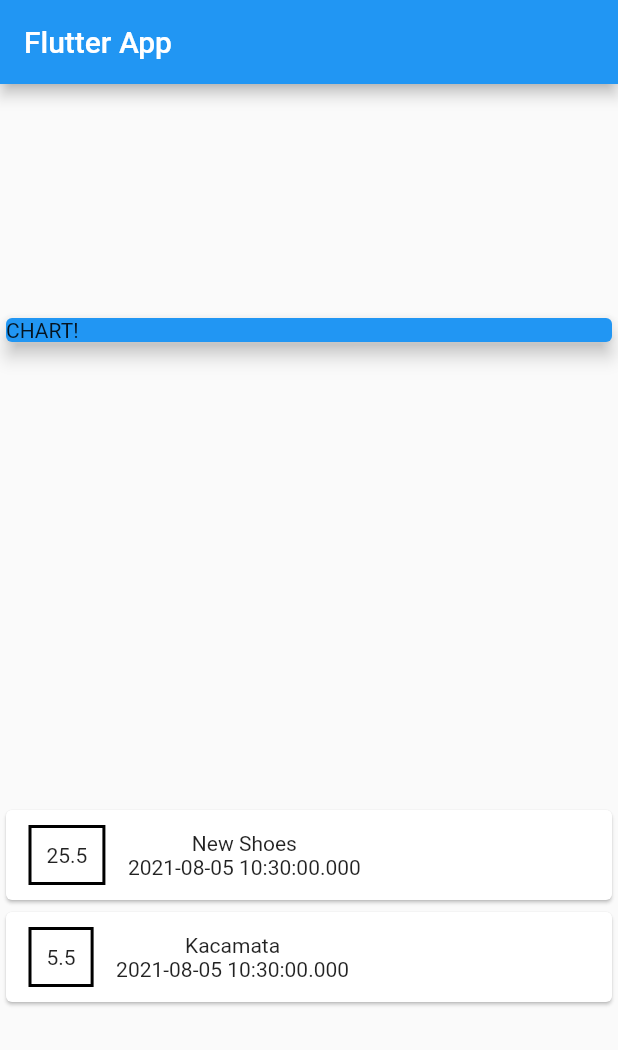
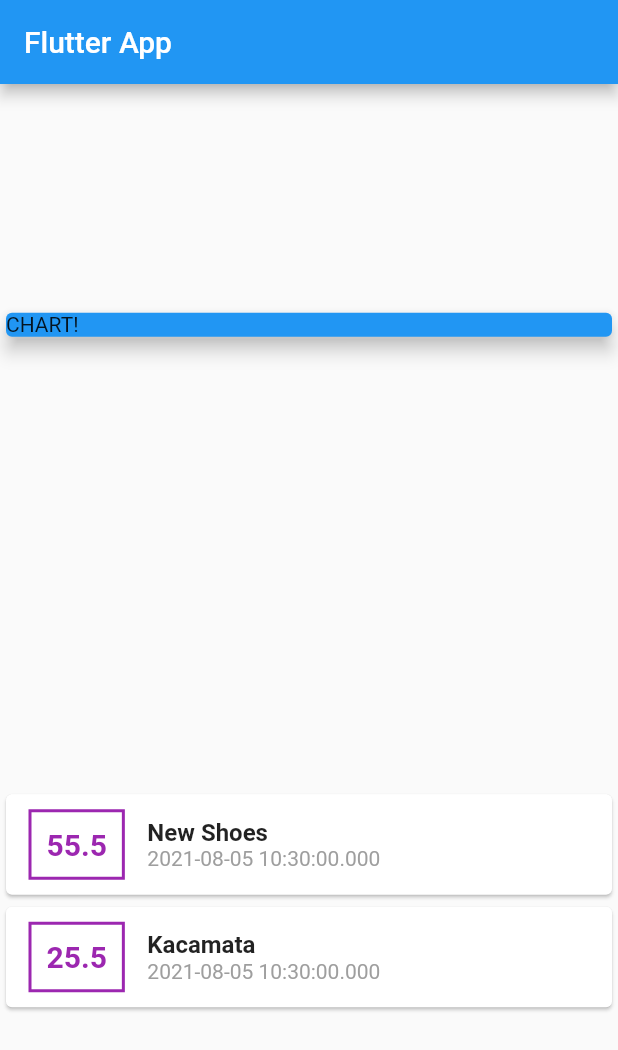
Before and after one commit to mahendraiqbal/aplikasi_pertama, a Flutter app: the screen it shows after launch, on a phone screen of 412 x 824 dp. Shown: the top 1050 px of the screen. Run offline on Flutter 3.47's test engine with Material 2 defaults, Android fonts, the phone set to English and light mode, and no system bars.

Commit message:
styleing text

```diff
--- a/lib/main.dart
+++ b/lib/main.dart
@@ -19,13 +19,13 @@ class MyHomePage extends StatelessWidget {
     Transaction(
       id: 't1',
       title: 'New Shoes',
-      amount: 25.5,
+      amount: 55.5,
       date: DateTime.now(),
     ),
     Transaction(
       id: 't2',
       title: 'Kacamata',
-      amount: 5.5,
+      amount: 25.5,
       date: DateTime.now(),
     ),
   ];
@@ -58,20 +58,33 @@ class MyHomePage extends StatelessWidget {
                           EdgeInsets.symmetric(vertical: 10, horizontal: 15),
                       decoration: BoxDecoration(
                         border: Border.all(
-                          color: Colors.black,
+                          color: Colors.purple,
                           width: 2,
                         ),
                       ),
                       padding: EdgeInsets.all(10),
                       child: Text(
                         tx.amount.toString(),
+                        style: TextStyle(
+                          fontWeight: FontWeight.bold,
+                          fontSize: 20,
+                          color: Colors.purple,
+                        ),
                       ),
                     ),
                     Column(
+                      crossAxisAlignment: CrossAxisAlignment.start,
                       children: <Widget>[
-                        Text(tx.title),
+                        Text(
+                          tx.title,
+                          style: TextStyle(
+                            fontSize: 16,
+                            fontWeight: FontWeight.bold,
+                          ),
+                        ),
                         Text(
                           tx.date.toString(),
+                          style: TextStyle(color: Colors.grey),
                         ),
                       ],
                     )
```
